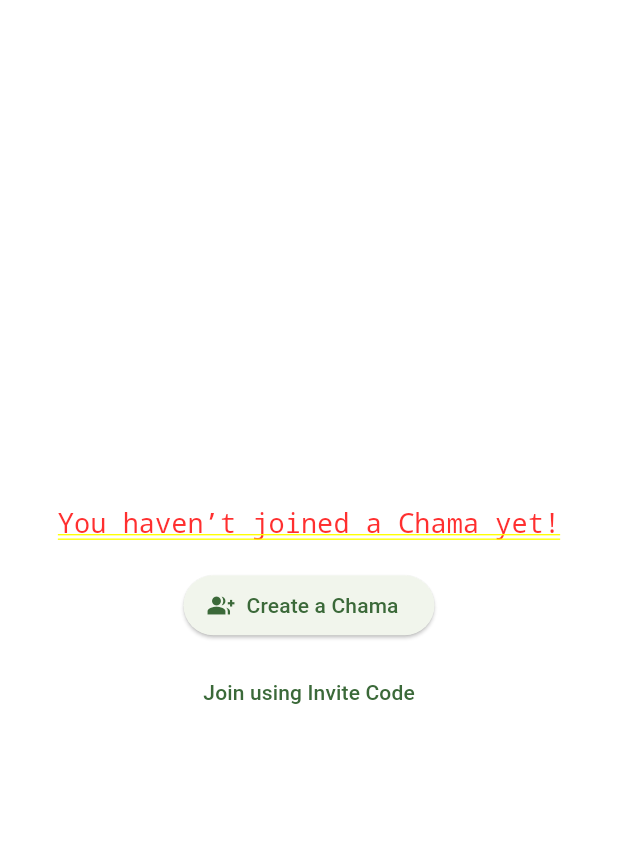
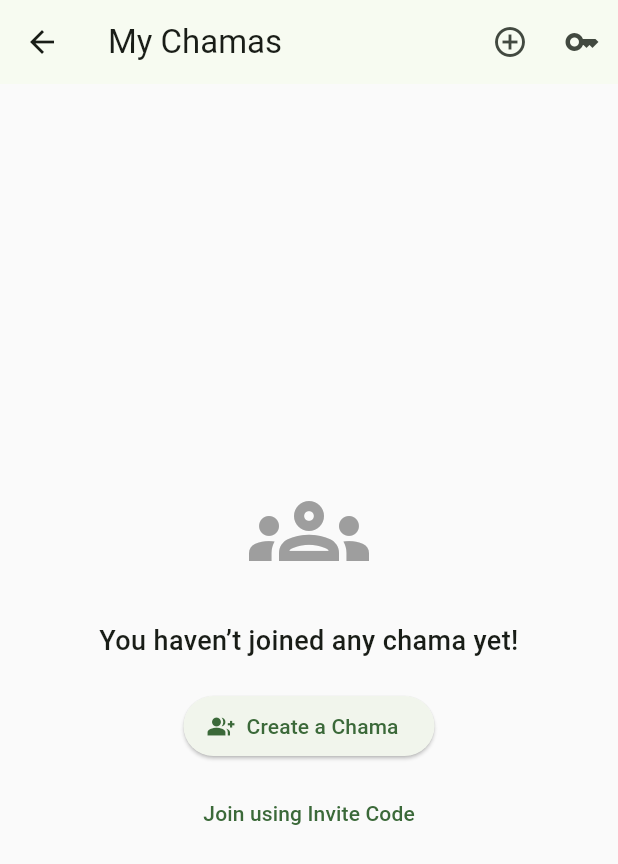
Before and after one commit to marierabill/chamawise-landing, a Flutter app: the GroupsTab screen opened directly, on a phone screen of 412 x 824 dp. Shown: the top 864 px of the screen. Run offline on Flutter 3.47's test engine with Material 3 defaults, Android fonts, the phone set to English and light mode, and no system bars; our stand-ins replace cloud_firestore, firebase_auth, firebase_core, firebase_storage, flutter_riverpod, image_picker; accounts and stored records are empty.

Commit message:
Update home_screen.dart
Updated GroupsTab implementation, now fully synced with multi-chama logic and GroupDetailScreen.

It includes:
✅ Correct chama count
✅ Real-time updates
✅ “Create” + “Join” buttons always available
✅ Empty state UX improvements
✅ Error-safe Firestore queries (handles >10 groups gracefully)
✅ Smooth navigation into detailed chama view

```diff
--- a/app/lib/features/home/presentation/home_screen.dart
+++ b/app/lib/features/home/presentation/home_screen.dart
@@ -194,20 +194,53 @@ class GroupsTab extends StatelessWidget {
     return StreamBuilder<DocumentSnapshot>(
       stream: userRef.snapshots(),
       builder: (context, snapshot) {
-        if (!snapshot.hasData) return const Center(child: CircularProgressIndicator());
+        if (!snapshot.hasData) {
+          return const Center(child: CircularProgressIndicator());
+        }
 
         final userData = snapshot.data!.data() as Map<String, dynamic>? ?? {};
         final joinedGroups = List<String>.from(userData['chamas'] ?? []);
 
-        // 🔹 If user hasn’t joined any chama yet
+        // 🔹 Empty State: No chama joined or created yet
         if (joinedGroups.isEmpty) {
-          return Center(
+          return Scaffold(
+            appBar: AppBar(
+              title: const Text("My Chamas"),
+              actions: [
+                IconButton(
+                  icon: const Icon(Icons.add_circle_outline),
+                  tooltip: "Create Chama",
+                  onPressed: () {
+                    Navigator.push(
+                      context,
+                      MaterialPageRoute(builder: (_) => const CreateGroupScreen()),
+                    );
+                  },
+                ),
+                IconButton(
+                  icon: const Icon(Icons.key),
+                  tooltip: "Join via Code",
+                  onPressed: () {
+                    Navigator.push(
+                      context,
+                      MaterialPageRoute(builder: (_) => const JoinGroupScreen()),
+                    );
+                  },
+                ),
+              ],
+            ),
+            body: Center(
+              child: Padding(
+                padding: const EdgeInsets.all(32.0),
                 child: Column(
                   mainAxisAlignment: MainAxisAlignment.center,
                   children: [
+                    const Icon(Icons.groups_outlined, size: 80, color: Colors.grey),
+                    const SizedBox(height: 20),
                     const Text(
-                  "You haven’t joined a Chama yet!",
+                      "You haven’t joined any chama yet!",
                       style: TextStyle(fontSize: 18, fontWeight: FontWeight.w500),
+                      textAlign: TextAlign.center,
                     ),
                     const SizedBox(height: 20),
                     ElevatedButton.icon(
@@ -231,6 +264,8 @@ class GroupsTab extends StatelessWidget {
                       child: const Text("Join using Invite Code"),
                     ),
                   ],
+                ),
+              ),
             ),
           );
         }
@@ -262,14 +297,15 @@ class GroupsTab extends StatelessWidget {
               ),
             ],
           ),
-          body: StreamBuilder<QuerySnapshot>(
-            stream: FirebaseFirestore.instance
-                .collection('chamas')
-                .where(FieldPath.documentId, whereIn: joinedGroups)
-                .snapshots(),
+          body: FutureBuilder<List<DocumentSnapshot>>(
+            // ✅ Firestore `whereIn` has a limit of 10. Split if needed.
+            future: _fetchUserChamas(joinedGroups),
             builder: (context, groupSnap) {
-              if (!groupSnap.hasData) return const Center(child: CircularProgressIndicator());
-              final chamas = groupSnap.data!.docs;
+              if (groupSnap.connectionState == ConnectionState.waiting) {
+                return const Center(child: CircularProgressIndicator());
+              }
+
+              final chamas = groupSnap.data ?? [];
 
               if (chamas.isEmpty) {
                 return const Center(child: Text("No chamas found."));
@@ -284,6 +320,8 @@ class GroupsTab extends StatelessWidget {
                   final name = groupData['name'] ?? 'Unnamed Group';
                   final description = groupData['description'] ?? '';
                   final memberCount = (groupData['members'] as List?)?.length ?? 0;
+                  final creatorId = groupData['creatorId'] ?? '';
+                  final isCreator = creatorId == user.uid;
 
                   return Card(
                     shape: RoundedRectangleBorder(borderRadius: BorderRadius.circular(12)),
@@ -303,7 +341,9 @@ class GroupsTab extends StatelessWidget {
                         maxLines: 1,
                         overflow: TextOverflow.ellipsis,
                       ),
-                      trailing: const Icon(Icons.arrow_forward_ios, size: 18),
+                      trailing: isCreator
+                          ? const Icon(Icons.star, color: Colors.orange)
+                          : const Icon(Icons.arrow_forward_ios, size: 18),
                       onTap: () {
                         Navigator.push(
                           context,
@@ -322,6 +362,27 @@ class GroupsTab extends StatelessWidget {
       },
     );
   }
+
+  /// 🔹 Handles Firestore whereIn limitations (max 10)
+  Future<List<DocumentSnapshot>> _fetchUserChamas(List<String> joinedGroups) async {
+    final List<DocumentSnapshot> allDocs = [];
+    const int batchSize = 10;
+
+    for (int i = 0; i < joinedGroups.length; i += batchSize) {
+      final subList = joinedGroups.sublist(
+        i,
+        i + batchSize > joinedGroups.length ? joinedGroups.length : i + batchSize,
+      );
+
+      final querySnap = await FirebaseFirestore.instance
+          .collection('chamas')
+          .where(FieldPath.documentId, whereIn: subList)
+          .get();
+
+      allDocs.addAll(querySnap.docs);
+    }
+    return allDocs;
+  }
 }
 
 
```
Lines whose indentation alone changed are shown as unchanged.
